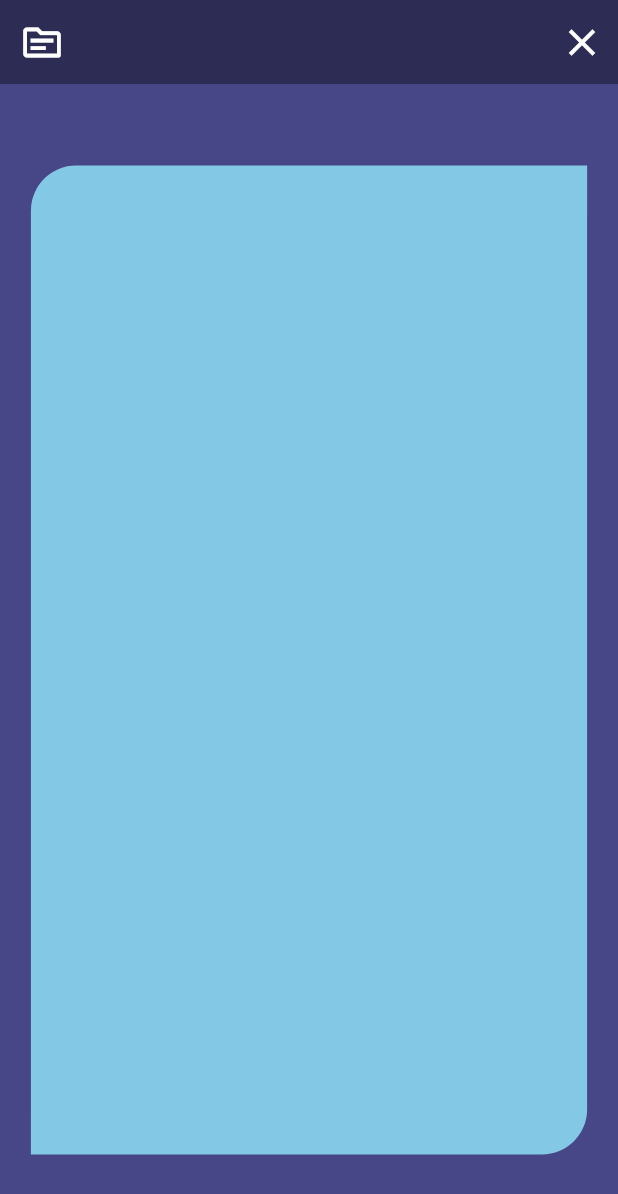
After one commit to ashikulislamdev/flashcard_app, a Flutter app: the FlashCardPage screen opened directly, on a phone screen of 412 x 824 dp. The commit adds this screen. Shown: the top 1194 px of the screen. Run offline on Flutter 3.47's test engine with Material 3 defaults, Android fonts, the phone set to English and light mode, and no system bars.

Commit message:
FlipCard animation implemented

```diff
--- /dev/null
+++ b/lib/animation/half_flip_animation.dart
@@ -0,0 +1,79 @@
+import 'dart:math';
+
+import 'package:flutter/material.dart';
+
+class HalfFlipAnimation extends StatefulWidget {
+  const HalfFlipAnimation(
+      {super.key,
+      required this.child,
+      required this.isAnimate,
+      required this.isReset,
+      required this.isFlipFromHalfWay,
+      required this.isAnimationCompleted});
+  final Widget child;
+  final bool isAnimate;
+  final bool isReset;
+  final bool isFlipFromHalfWay;
+  final VoidCallback isAnimationCompleted;
+
+  @override
+  State<HalfFlipAnimation> createState() => _HalfFlipAnimationState();
+}
+
+class _HalfFlipAnimationState extends State<HalfFlipAnimation>
+    with SingleTickerProviderStateMixin {
+  late final AnimationController animationController;
+
+  @override
+  void initState() {
+    animationController = AnimationController(
+        vsync: this, duration: const Duration(milliseconds: 800))
+      ..addListener(() {
+        if (animationController.isCompleted) {
+          widget.isAnimationCompleted.call();
+        }
+      });
+
+    super.initState();
+  }
+
+  @override
+  void didUpdateWidget(covariant HalfFlipAnimation oldWidget) {
+    if (widget.isReset) {
+      animationController.reset();
+    }
+
+    if (widget.isAnimate) {
+      animationController.forward();
+    }
+    super.didUpdateWidget(oldWidget);
+  }
+
+  @override
+  void dispose() {
+    animationController.dispose();
+    super.dispose();
+  }
+
+  @override
+  Widget build(BuildContext context) {
+    double rotationAdjustment = 0;
+    if (widget.isFlipFromHalfWay) {
+      rotationAdjustment = pi / 2;
+    }
+
+    return AnimatedBuilder(
+      animation: animationController,
+      builder: (context, child) {
+        return Transform(
+          transform: Matrix4.identity()
+            ..setEntry(3, 2, 0.001)
+            ..rotateY(animationController.value * pi / 2)
+            ..rotateY(rotationAdjustment),
+          alignment: Alignment.center,
+          child: widget.child,
+        );
+      },
+    );
+  }
+}
--- a/lib/controller/flashcard_notifier.dart
+++ b/lib/controller/flashcard_notifier.dart
@@ -7,4 +7,16 @@ class FlashCardNotifier extends ChangeNotifier {
     this.topic = topic;
     notifyListeners();
   }
+
+  bool flipCard1 = false, flipCard2 = false;
+
+  runFlipCard1() {
+    flipCard1 = true;
+    notifyListeners();
+  }
+
+  runFlipCard2() {
+    flipCard2 = true;
+    notifyListeners();
+  }
 }
--- a/lib/pages/flashcard_page.dart
+++ b/lib/pages/flashcard_page.dart
@@ -1,7 +1,7 @@
-import 'package:flashcard_app/animation/slide_animation.dart';
 import 'package:flashcard_app/controller/flashcard_notifier.dart';
-import 'package:flashcard_app/utils/constants.dart';
 import 'package:flashcard_app/widgets/common_appbar.dart';
+import 'package:flashcard_app/widgets/flashcard/flashcard_1.dart';
+import 'package:flashcard_app/widgets/flashcard/flashcard_2.dart';
 import 'package:flutter/material.dart';
 import 'package:provider/provider.dart';
 
@@ -15,24 +15,14 @@ class FlashCardPage extends StatefulWidget {
 class _FlashCardPageState extends State<FlashCardPage> {
   @override
   Widget build(BuildContext context) {
-    final dSize = MediaQuery.of(context).size;
-
     return Consumer<FlashCardNotifier>(builder: (_, notifier, __) {
-      return Scaffold(
-        appBar: const CommonAppBar(),
-        body: SlideAnimation(
-          slideDirection: SlideDirection.topRightIn,
-          child: Center(
-            child: Container(
-              width: dSize.width * 0.9,
-              height: dSize.height * 0.8,
-              decoration: const BoxDecoration(
-                  color: skyBlueColor,
-                  borderRadius: BorderRadius.only(
-                      topLeft: Radius.circular(30),
-                      bottomRight: Radius.circular(30))),
-            ),
-          ),
+      return const Scaffold(
+        appBar: CommonAppBar(),
+        body: Stack(
+          children: [
+            FlashCard1(),
+            FlashCard2(),
+          ],
         ),
       );
     });
--- /dev/null
+++ b/lib/widgets/flashcard/flashcard_1.dart
@@ -0,0 +1,48 @@
+import 'package:flashcard_app/animation/half_flip_animation.dart';
+import 'package:flashcard_app/animation/slide_animation.dart';
+import 'package:flashcard_app/controller/flashcard_notifier.dart';
+import 'package:flashcard_app/utils/constants.dart';
+import 'package:flutter/material.dart';
+import 'package:provider/provider.dart';
+
+class FlashCard1 extends StatelessWidget {
+  const FlashCard1({
+    super.key,
+  });
+
+  @override
+  Widget build(BuildContext context) {
+    final dSize = MediaQuery.of(context).size;
+    return Consumer<FlashCardNotifier>(
+      builder: (_, notifier, __) {
+        return GestureDetector(
+          onDoubleTap: () {
+            notifier.runFlipCard1();
+          },
+          child: HalfFlipAnimation(
+            isAnimate: notifier.flipCard1,
+            isReset: false,
+            isFlipFromHalfWay: false,
+            isAnimationCompleted: () {
+              notifier.runFlipCard2();
+            },
+            child: SlideAnimation(
+              slideDirection: SlideDirection.topRightIn,
+              child: Center(
+                child: Container(
+                  width: dSize.width * 0.9,
+                  height: dSize.height * 0.8,
+                  decoration: const BoxDecoration(
+                      color: skyBlueColor,
+                      borderRadius: BorderRadius.only(
+                          topLeft: Radius.circular(30),
+                          bottomRight: Radius.circular(30))),
+                ),
+              ),
+            ),
+          ),
+        );
+      },
+    );
+  }
+}
--- /dev/null
+++ b/lib/widgets/flashcard/flashcard_2.dart
@@ -0,0 +1,43 @@
+import 'package:flashcard_app/animation/half_flip_animation.dart';
+import 'package:flashcard_app/animation/slide_animation.dart';
+import 'package:flashcard_app/controller/flashcard_notifier.dart';
+import 'package:flashcard_app/utils/constants.dart';
+import 'package:flutter/material.dart';
+import 'package:provider/provider.dart';
+
+class FlashCard2 extends StatelessWidget {
+  const FlashCard2({
+    super.key,
+  });
+
+  @override
+  Widget build(BuildContext context) {
+    final dSize = MediaQuery.of(context).size;
+    return Consumer<FlashCardNotifier>(
+      builder: (_, notifier, __) {
+        return HalfFlipAnimation(
+          isAnimate: notifier.flipCard2,
+          isReset: false,
+          isFlipFromHalfWay: true,
+          isAnimationCompleted: () {
+            print('card 2');
+          },
+          child: SlideAnimation(
+            slideDirection: SlideDirection.topRightIn,
+            child: Center(
+              child: Container(
+                width: dSize.width * 0.9,
+                height: dSize.height * 0.8,
+                decoration: const BoxDecoration(
+                    color: skyBlueColor,
+                    borderRadius: BorderRadius.only(
+                        topLeft: Radius.circular(30),
+                        bottomRight: Radius.circular(30))),
+              ),
+            ),
+          ),
+        );
+      },
+    );
+  }
+}
```
